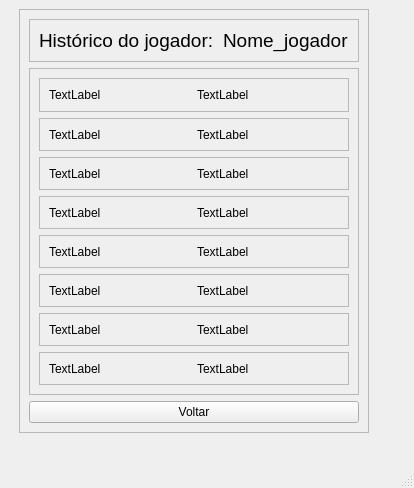
This is interfaceJogo.ui in augustovillar/stayingAlive as Qt 5 draws it before an edit. The edited form follows.
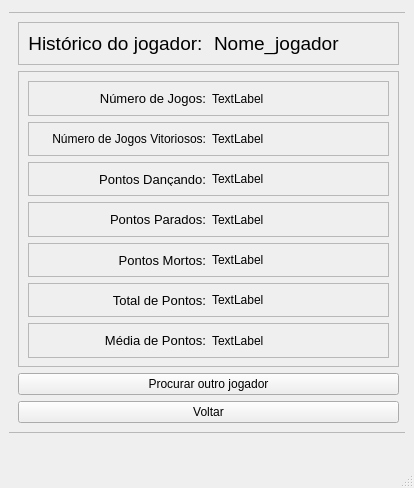
This is the edited form. The open tabs and pages were chosen to show the change.

Commit message: alteracao pontual

```diff
--- a/interfaceJogo.ui
+++ b/interfaceJogo.ui
@@ -82,10 +82,10 @@
        <widget class="QFrame" name="frame">
         <property name="geometry">
          <rect>
-          <x>10</x>
-          <y>0</y>
-          <width>350</width>
-          <height>424</height>
+          <x>-1</x>
+          <y>3</y>
+          <width>401</width>
+          <height>421</height>
          </rect>
         </property>
         <property name="frameShape">
@@ -142,7 +142,7 @@
                <item>
                 <widget class="QLabel" name="label_28">
                  <property name="text">
-                  <string>TextLabel</string>
+                  <string>&lt;html&gt;&lt;head/&gt;&lt;body&gt;&lt;p align=&quot;right&quot;&gt;&lt;span style=&quot; font-size:10pt;&quot;&gt;Número de Jogos:&lt;/span&gt;&lt;/p&gt;&lt;/body&gt;&lt;/html&gt;</string>
                  </property>
                 </widget>
                </item>
@@ -168,7 +168,7 @@
                <item>
                 <widget class="QLabel" name="label_42">
                  <property name="text">
-                  <string>TextLabel</string>
+                  <string>&lt;html&gt;&lt;head/&gt;&lt;body&gt;&lt;p align=&quot;right&quot;&gt;&lt;span style=&quot; font-size:9pt;&quot;&gt;Número de Jogos Vitoriosos:&lt;/span&gt;&lt;/p&gt;&lt;/body&gt;&lt;/html&gt;</string>
                  </property>
                 </widget>
                </item>
@@ -194,7 +194,7 @@
                <item>
                 <widget class="QLabel" name="label_30">
                  <property name="text">
-                  <string>TextLabel</string>
+                  <string>&lt;html&gt;&lt;head/&gt;&lt;body&gt;&lt;p align=&quot;right&quot;&gt;&lt;span style=&quot; font-size:10pt;&quot;&gt;Pontos Dançando:&lt;/span&gt;&lt;/p&gt;&lt;/body&gt;&lt;/html&gt;</string>
                  </property>
                 </widget>
                </item>
@@ -220,7 +220,7 @@
                <item>
                 <widget class="QLabel" name="label_40">
                  <property name="text">
-                  <string>TextLabel</string>
+                  <string>&lt;html&gt;&lt;head/&gt;&lt;body&gt;&lt;p align=&quot;right&quot;&gt;&lt;span style=&quot; font-size:10pt;&quot;&gt;Pontos Parados:&lt;/span&gt;&lt;/p&gt;&lt;/body&gt;&lt;/html&gt;</string>
                  </property>
                 </widget>
                </item>
@@ -246,7 +246,7 @@
                <item>
                 <widget class="QLabel" name="label_32">
                  <property name="text">
-                  <string>TextLabel</string>
+                  <string>&lt;html&gt;&lt;head/&gt;&lt;body&gt;&lt;p align=&quot;right&quot;&gt;&lt;span style=&quot; font-size:10pt;&quot;&gt;Pontos Mortos:&lt;/span&gt;&lt;/p&gt;&lt;/body&gt;&lt;/html&gt;</string>
                  </property>
                 </widget>
                </item>
@@ -272,7 +272,7 @@
                <item>
                 <widget class="QLabel" name="label_36">
                  <property name="text">
-                  <string>TextLabel</string>
+                  <string>&lt;html&gt;&lt;head/&gt;&lt;body&gt;&lt;p align=&quot;right&quot;&gt;&lt;span style=&quot; font-size:10pt;&quot;&gt;Total de Pontos:&lt;/span&gt;&lt;/p&gt;&lt;/body&gt;&lt;/html&gt;</string>
                  </property>
                 </widget>
                </item>
@@ -298,7 +298,7 @@
                <item>
                 <widget class="QLabel" name="label_34">
                  <property name="text">
-                  <string>TextLabel</string>
+                  <string>&lt;html&gt;&lt;head/&gt;&lt;body&gt;&lt;p align=&quot;right&quot;&gt;&lt;span style=&quot; font-size:10pt;&quot;&gt;Média de Pontos:&lt;/span&gt;&lt;/p&gt;&lt;/body&gt;&lt;/html&gt;</string>
                  </property>
                 </widget>
                </item>
@@ -312,35 +312,16 @@
               </layout>
              </widget>
             </item>
-            <item>
-             <widget class="QFrame" name="frame_30">
-              <property name="frameShape">
-               <enum>QFrame::StyledPanel</enum>
-              </property>
-              <property name="frameShadow">
-               <enum>QFrame::Raised</enum>
-              </property>
-              <layout class="QHBoxLayout" name="horizontalLayout_12">
-               <item>
-                <widget class="QLabel" name="label_38">
-                 <property name="text">
-                  <string>TextLabel</string>
-                 </property>
-                </widget>
-               </item>
-               <item>
-                <widget class="QLabel" name="label_39">
-                 <property name="text">
-                  <string>TextLabel</string>
-                 </property>
-                </widget>
-               </item>
-              </layout>
-             </widget>
-            </item>
            </layout>
           </widget>
          </item>
+         <item>
+          <widget class="QPushButton" name="procuraOutrJogador">
+           <property name="text">
+            <string>Procurar outro jogador</string>
+           </property>
+          </widget>
+         </item>
          <item>
           <widget class="QPushButton" name="voltarHistorico">
            <property name="text">
```
Left out of the diff: 2 changed lines with no effect on the pictures. The commit also changes 1 other file.
